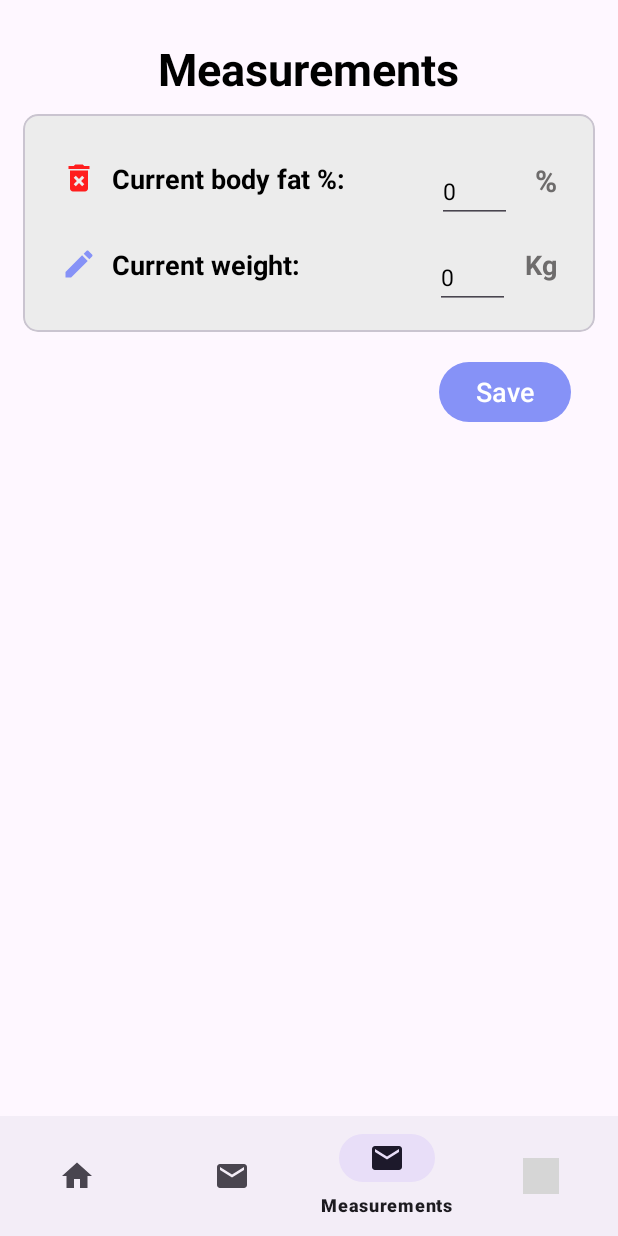
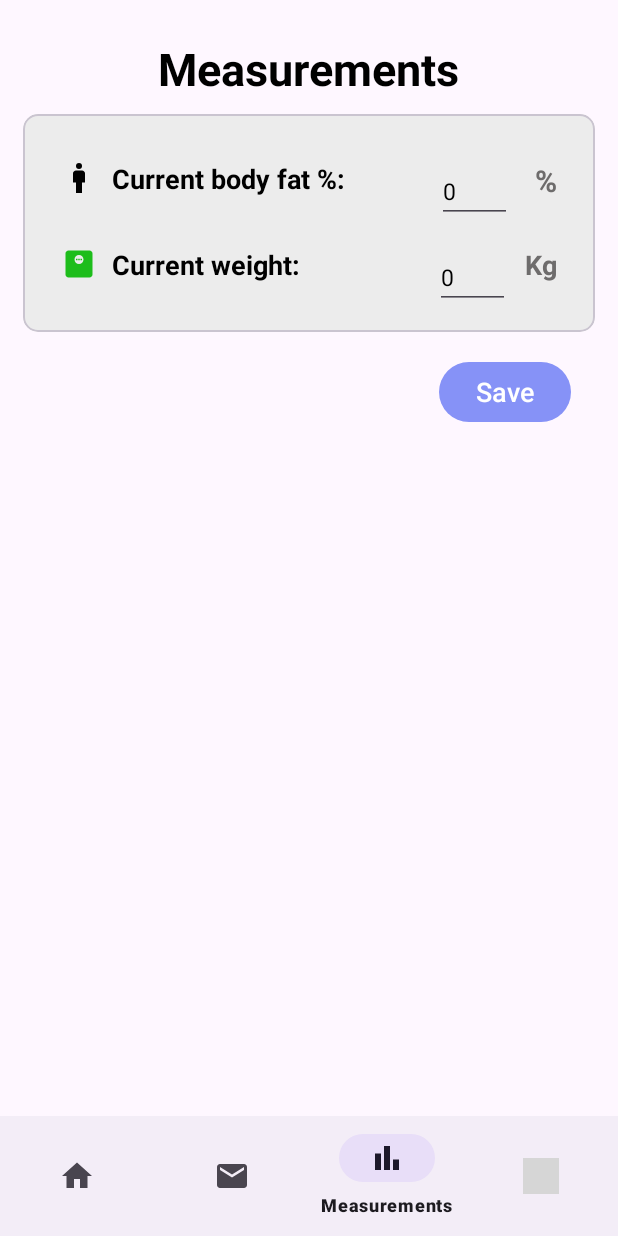
Before and after one commit to PetrosBompotis/WorkoutPlanner, an Android app: the UserActivity screen opened directly, with no data from a screen before it, item 3 of the bottom bar chosen, on a phone screen of 412 x 824 dp. Run offline under Robolectric (Android 15) with nearby library versions, the phone set to English and light mode, and no system bars; our stand-ins replace Volley; network calls fail; grey boxes are pictures that could not be loaded.

Commit message:
ui fixes

```diff
--- a/frontend/app/src/main/java/com/example/workoutplanner/AdminActivity.java
+++ b/frontend/app/src/main/java/com/example/workoutplanner/AdminActivity.java
@@ -13,12 +13,6 @@ public class AdminActivity extends AppCompatActivity {
     @Override
     protected void onCreate(Bundle savedInstanceState) {
         super.onCreate(savedInstanceState);
-        EdgeToEdge.enable(this);
         setContentView(R.layout.activity_admin);
-        ViewCompat.setOnApplyWindowInsetsListener(findViewById(R.id.main), (v, insets) -> {
-            Insets systemBars = insets.getInsets(WindowInsetsCompat.Type.systemBars());
-            v.setPadding(systemBars.left, systemBars.top, systemBars.right, systemBars.bottom);
-            return insets;
-        });
     }
 }
--- a/frontend/app/src/main/java/com/example/workoutplanner/MeasurementViewHolder.java
+++ b/frontend/app/src/main/java/com/example/workoutplanner/MeasurementViewHolder.java
@@ -6,6 +6,8 @@ import android.widget.ImageButton;
 import android.widget.TextView;
 
 import androidx.annotation.NonNull;
+import androidx.appcompat.app.AppCompatActivity;
+import androidx.fragment.app.Fragment;
 import androidx.recyclerview.widget.RecyclerView;
 
 public class MeasurementViewHolder extends RecyclerView.ViewHolder{
@@ -26,7 +28,6 @@ public class MeasurementViewHolder extends RecyclerView.ViewHolder{
             @Override
             public void onClick(View v) {
                 Long measurementId = (Long) v.getTag();
-                //((UserActivity) itemView.getContext()).deleteMeasurement(measurementId);
                 Log.d("ssss",measurementId.toString());
             }
         });
--- a/frontend/app/src/main/java/com/example/workoutplanner/RoutineFragment.java
+++ b/frontend/app/src/main/java/com/example/workoutplanner/RoutineFragment.java
@@ -33,13 +33,11 @@ public class RoutineFragment extends Fragment {
 
     private Long routineId;
     private RecyclerView recyclerView;
-    private TextView textViewRoutineId;
     private ExerciseAdapter adapter;
     private RequestQueue requestQueue;
     private UserActivity userActivity;
     private List<Exercise> exerciseList;
 
-    // Constructor to receive routineId
     public RoutineFragment(Long routineId) {
         this.routineId = routineId;
     }
@@ -57,8 +55,6 @@ public class RoutineFragment extends Fragment {
     public View onCreateView(LayoutInflater inflater, ViewGroup container,
                              Bundle savedInstanceState) {
         View view = inflater.inflate(R.layout.fragment_routine, container, false);
-        textViewRoutineId = view.findViewById(R.id.textViewRoutineId);
-        textViewRoutineId.setText("Routine ID: " + routineId);
         recyclerView = view.findViewById(R.id.exerciseRecyclerView);
         recyclerView.setLayoutManager(new LinearLayoutManager(requireContext()));
         loadExercises(routineId);
--- /dev/null
+++ b/frontend/app/src/main/res/drawable/baseline_bar_chart_24.xml
@@ -0,0 +1,9 @@
+<vector xmlns:android="http://schemas.android.com/apk/res/android" android:height="24dp" android:tint="#8692F7" android:viewportHeight="24" android:viewportWidth="24" android:width="24dp">
+
+    <path android:fillColor="@android:color/white" android:pathData="M4,9h4v11h-4z"/>
+
+    <path android:fillColor="@android:color/white" android:pathData="M16,13h4v7h-4z"/>
+
+    <path android:fillColor="@android:color/white" android:pathData="M10,4h4v16h-4z"/>
+
+</vector>
--- /dev/null
+++ b/frontend/app/src/main/res/drawable/baseline_man_24.xml
@@ -0,0 +1,7 @@
+<vector xmlns:android="http://schemas.android.com/apk/res/android" android:height="24dp" android:tint="#000000" android:viewportHeight="24" android:viewportWidth="24" android:width="24dp">
+
+    <path android:fillColor="@android:color/white" android:pathData="M14,7h-4C8.9,7 8,7.9 8,9v6h2v7h4v-7h2V9C16,7.9 15.1,7 14,7z"/>
+
+    <path android:fillColor="@android:color/white" android:pathData="M12,4m-2,0a2,2 0,1 1,4 0a2,2 0,1 1,-4 0"/>
+
+</vector>
--- /dev/null
+++ b/frontend/app/src/main/res/drawable/baseline_monitor_weight_24.xml
@@ -0,0 +1,11 @@
+<vector xmlns:android="http://schemas.android.com/apk/res/android" android:height="24dp" android:tint="#1DBD1B" android:viewportHeight="24" android:viewportWidth="24" android:width="24dp">
+
+    <path android:fillColor="@android:color/white" android:pathData="M19,3H5C3.9,3 3,3.9 3,5v14c0,1.1 0.9,2 2,2h14c1.1,0 2,-0.9 2,-2V5C21,3.9 20.1,3 19,3zM12,12c-1.66,0 -3,-1.34 -3,-3s1.34,-3 3,-3s3,1.34 3,3S13.66,12 12,12z"/>
+
+    <path android:fillColor="@android:color/white" android:pathData="M10,8.5h1v1h-1z"/>
+
+    <path android:fillColor="@android:color/white" android:pathData="M11.5,8.5h1v1h-1z"/>
+
+    <path android:fillColor="@android:color/white" android:pathData="M13,8.5h1v1h-1z"/>
+
+</vector>
--- a/frontend/app/src/main/res/layout/fragment_measurements.xml
+++ b/frontend/app/src/main/res/layout/fragment_measurements.xml
@@ -3,6 +3,7 @@
     xmlns:tools="http://schemas.android.com/tools"
     android:layout_width="match_parent"
     android:layout_height="match_parent"
+    android:id="@+id/measurementsFragment"
     xmlns:app="http://schemas.android.com/apk/res-auto"
     tools:context=".MainActivity">
 
@@ -47,7 +48,7 @@
                         android:layout_width="wrap_content"
                         android:layout_height="wrap_content"
                         android:layout_marginEnd="10dp"
-                        android:src="@drawable/baseline_delete_forever_red"
+                        android:src="@drawable/baseline_man_24"
                         android:layout_alignParentStart="true" />
 
                     <TextView
@@ -93,7 +94,7 @@
                         android:layout_width="wrap_content"
                         android:layout_height="wrap_content"
                         android:layout_marginEnd="10dp"
-                        android:src="@drawable/baseline_edit_24"
+                        android:src="@drawable/baseline_monitor_weight_24"
                         android:layout_alignParentStart="true" />
 
                     <TextView
--- a/frontend/app/src/main/res/menu/bottom_nav_menu.xml
+++ b/frontend/app/src/main/res/menu/bottom_nav_menu.xml
@@ -10,7 +10,7 @@
         android:id="@+id/community"
         android:title="Community"/>
     <item
-        android:icon="@drawable/baseline_email_24"
+        android:icon="@drawable/baseline_bar_chart_24"
         android:id="@+id/measurements"
         android:title="Measurements"/>
     <item
```
Also changed, not shown: frontend/app/src/main/res/layout/fragment_routine.xml (+0 -7 lines).
